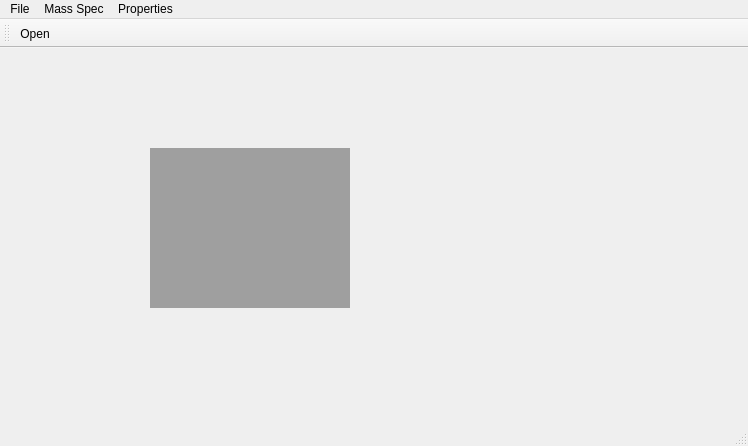
Above: mainwindow.ui from AlexChudinov/processRikenData before the change. Below: the same form after it.
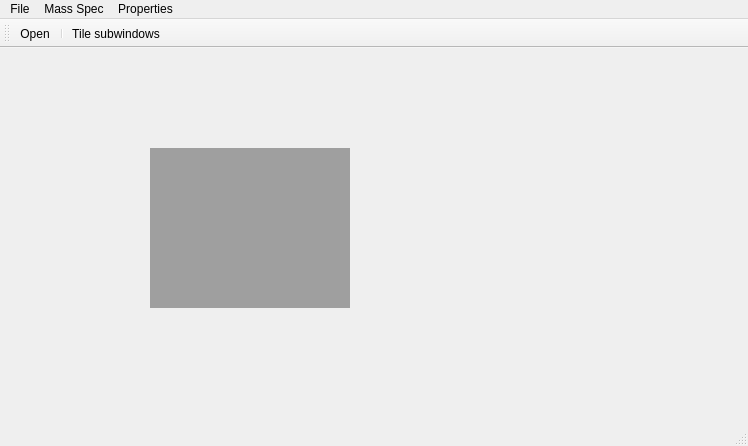
That is the form after the change. Icons and pictures are not drawn.

```diff
--- a/mainwindow.ui
+++ b/mainwindow.ui
@@ -65,6 +65,8 @@
     <bool>false</bool>
    </attribute>
    <addaction name="actionOpenRikenDataFile"/>
+   <addaction name="separator"/>
+   <addaction name="actionTileSubWindows"/>
   </widget>
   <widget class="QStatusBar" name="statusBar"/>
   <action name="actionOpenRikenDataFile">
@@ -106,6 +108,18 @@
     <string>Accumulation of mass spectrum using time counts</string>
    </property>
   </action>
+  <action name="actionTileSubWindows">
+   <property name="icon">
+    <iconset resource="resources.qrc">
+     <normaloff>:/Icons/tilesIcon</normaloff>:/Icons/tilesIcon</iconset>
+   </property>
+   <property name="text">
+    <string>Tile subwindows</string>
+   </property>
+   <property name="toolTip">
+    <string>Tile subwindows</string>
+   </property>
+  </action>
  </widget>
  <layoutdefault spacing="6" margin="11"/>
  <resources/>
```
Left out of the diff: 6 changed lines with no effect on the pictures.
